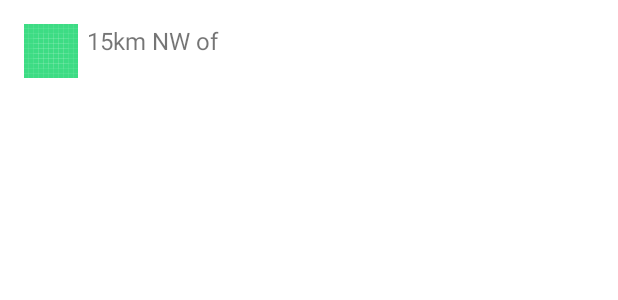
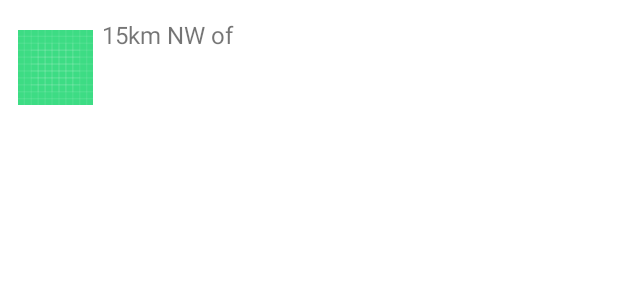
Before and after one commit to OmarKhaledm21/Book-Listing-App-Android-Native-Java-, an Android app: the layout list_item.xml on its own in the app's theme, with its tools: preview values and no code run, on a phone screen of 412 x 824 dp. Shown: the top 300 px of the screen. Run offline under Robolectric (Android 15) with nearby library versions, the phone set to English and light mode, and no system bars.

Commit message:
added bitmap images to UI

```diff
--- a/app/src/main/java/com/projects/booklistingapp/BookListingActivity.java
+++ b/app/src/main/java/com/projects/booklistingapp/BookListingActivity.java
@@ -2,7 +2,10 @@ package com.projects.booklistingapp;
 
 import android.content.Context;
 import android.net.ConnectivityManager;
+import android.net.Network;
+import android.net.NetworkCapabilities;
 import android.net.NetworkInfo;
+import android.net.NetworkRequest;
 import android.os.Bundle;
 import android.util.Log;
 import android.view.MenuItem;
@@ -29,6 +32,7 @@ public class BookListingActivity extends AppCompatActivity implements LoaderMana
     private TextView textView;
 
     private String query_book;
+
 
     @Override
     protected void onCreate(@Nullable Bundle savedInstanceState) {
@@ -64,6 +68,8 @@ public class BookListingActivity extends AppCompatActivity implements LoaderMana
         NetworkInfo networkInfo = connMgr.getActiveNetworkInfo();
         if (networkInfo != null && networkInfo.isConnected()) {
             getSupportLoaderManager().initLoader(0, null, this).forceLoad();
+        }else{
+            textView.setText(R.string.no_internet_connection);
         }
     }
 
--- a/app/src/main/res/layout/list_item.xml
+++ b/app/src/main/res/layout/list_item.xml
@@ -2,14 +2,14 @@
 <LinearLayout xmlns:android="http://schemas.android.com/apk/res/android"
     xmlns:tools="http://schemas.android.com/tools"
     android:layout_width="match_parent"
-    android:layout_height="match_parent"
+    android:layout_height="90dp"
     android:orientation="horizontal"
-    android:padding="16dp">
+    android:padding="12dp">
 
     <ImageView
         android:id="@+id/img"
-        android:layout_width="36dp"
-        android:layout_height="36dp"
+        android:layout_width="50dp"
+        android:layout_height="match_parent"
         android:src="@drawable/ic_launcher_background"/>
 
     <RelativeLayout
--- a/app/src/main/res/values/strings.xml
+++ b/app/src/main/res/values/strings.xml
@@ -1,4 +1,5 @@
 <resources>
     <string name="app_name">Book Listing App</string>
     <string name="confirmSuggest">Get Suggestions</string>
+    <string name="no_internet_connection">NO CONNECTION!</string>
 </resources>
```
